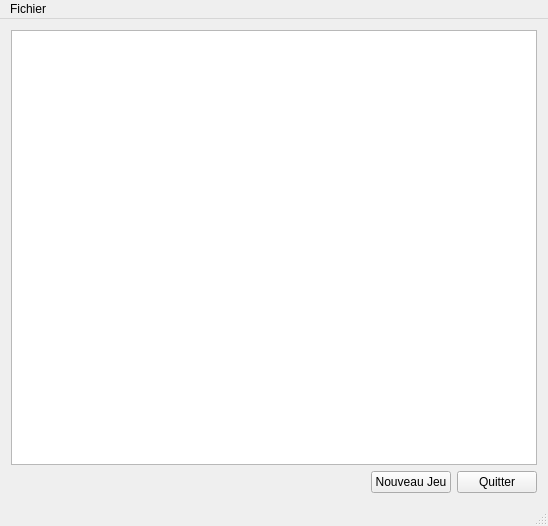
The window that preprojet/CV/Gauffre/GameWindow.ui (paboccard/Projet_Prog_Jeu) describes before a commit, drawn with Qt 5.
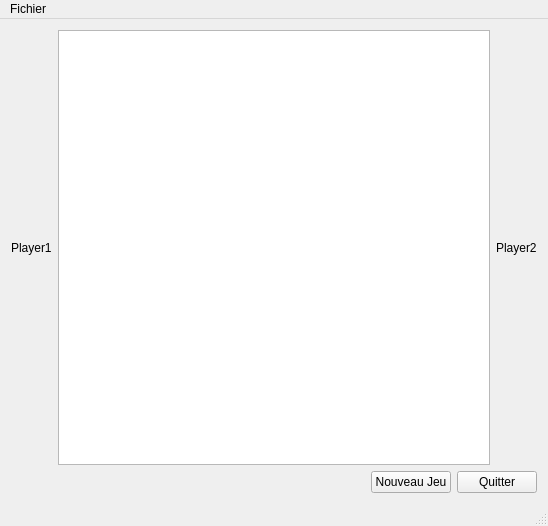
The same window after the commit.

Commit message: ajout affichage en gras du joueur courant ajout fonction pour passer du type mode en string

```diff
--- a/preprojet/CV/Gauffre/GameWindow.ui
+++ b/preprojet/CV/Gauffre/GameWindow.ui
@@ -16,7 +16,25 @@
   <widget class="QWidget" name="centralWidget">
    <layout class="QVBoxLayout" name="verticalLayout">
     <item>
-     <widget class="QGraphicsView" name="graphicsView"/>
+     <layout class="QHBoxLayout" name="horizontalLayout_2">
+      <item>
+       <widget class="QLabel" name="playerLabel1">
+        <property name="text">
+         <string>Player1</string>
+        </property>
+       </widget>
+      </item>
+      <item>
+       <widget class="QGraphicsView" name="graphicsView"/>
+      </item>
+      <item>
+       <widget class="QLabel" name="playerLabel2">
+        <property name="text">
+         <string>Player2</string>
+        </property>
+       </widget>
+      </item>
+     </layout>
     </item>
     <item>
      <layout class="QHBoxLayout" name="horizontalLayout">
```
The commit also changes 2 other files.
